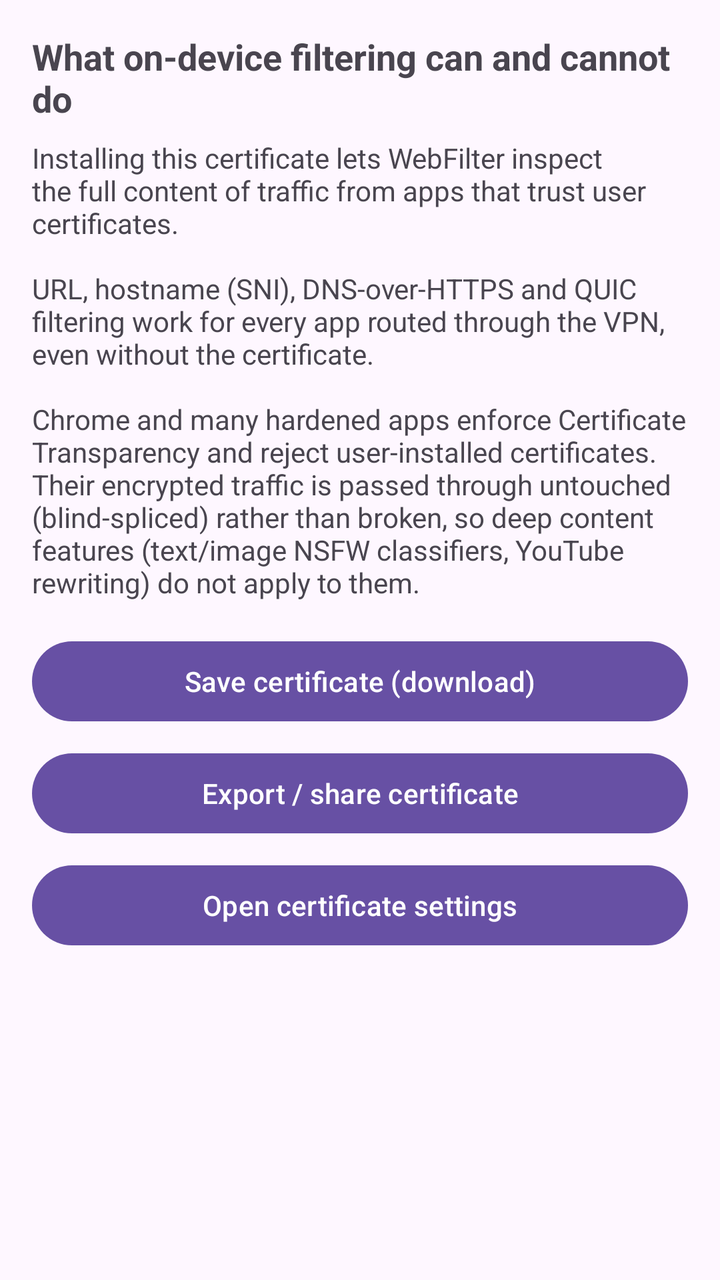
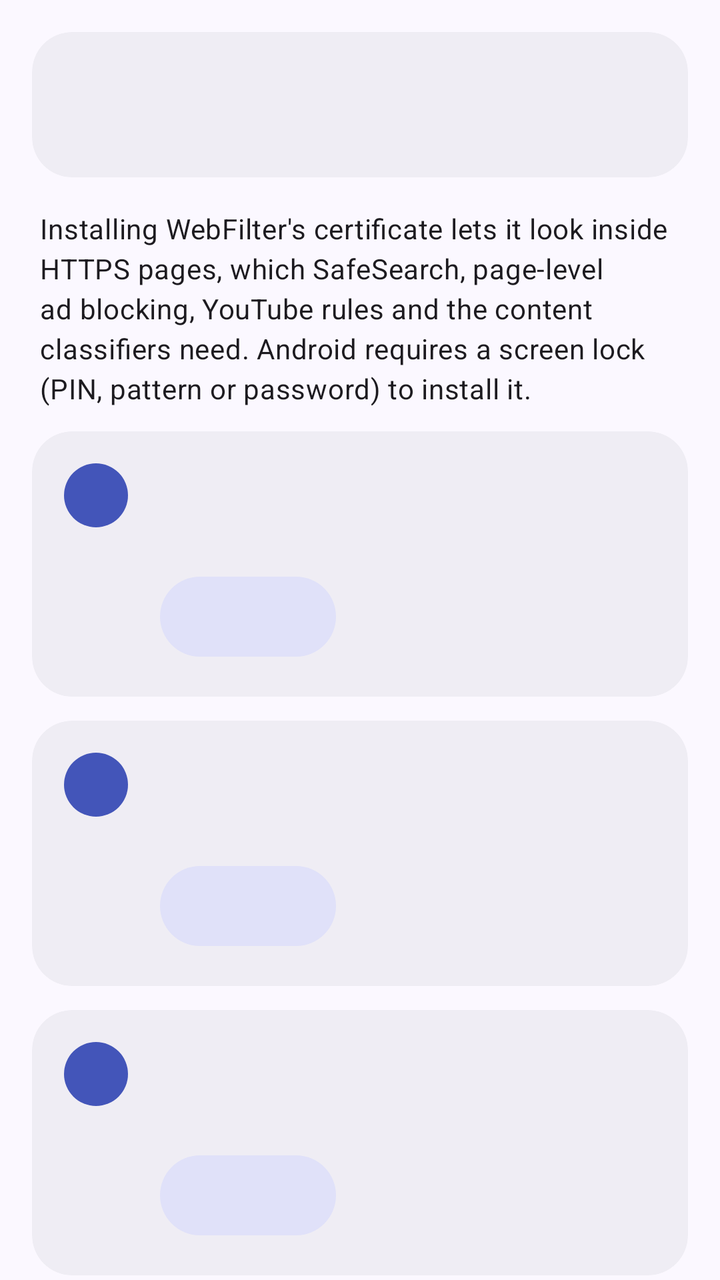

Compare the two renders of this Android layout. The source of the first and the diff that turns it into the second are given below.
<!-- AndroidManifest.xml: application theme Theme.WebFilter -->
<!-- res/layout/activity_ca_install.xml -->
<?xml version="1.0" encoding="utf-8"?>
<ScrollView xmlns:android="http://schemas.android.com/apk/res/android"
    android:layout_width="match_parent"
    android:layout_height="match_parent">

    <LinearLayout
        android:layout_width="match_parent"
        android:layout_height="wrap_content"
        android:orientation="vertical"
        android:padding="16dp">

        <TextView
            android:layout_width="match_parent"
            android:layout_height="wrap_content"
            android:layout_marginBottom="8dp"
            android:text="@string/ca_limits_title"
            android:textStyle="bold"
            android:textSize="18sp" />

        <TextView
            android:layout_width="match_parent"
            android:layout_height="wrap_content"
            android:layout_marginBottom="16dp"
            android:text="@string/ca_limits_body" />

        <Button
            android:id="@+id/saveButton"
            android:layout_width="match_parent"
            android:layout_height="wrap_content"
            android:text="@string/ca_save" />

        <Button
            android:id="@+id/exportButton"
            android:layout_width="match_parent"
            android:layout_height="wrap_content"
            android:layout_marginTop="8dp"
            android:text="@string/ca_export" />

        <Button
            android:id="@+id/settingsButton"
            android:layout_width="match_parent"
            android:layout_height="wrap_content"
            android:layout_marginTop="8dp"
            android:text="@string/ca_open_settings" />
    </LinearLayout>
</ScrollView>
<!-- resources referenced by this layout -->
<resources>
  <string name="ca_export">Export / share certificate</string>
  <string name="ca_open_settings">Open certificate settings</string>
  <string name="ca_save">Save certificate (download)</string>
  <style name="Theme.WebFilter" parent="Theme.Material3.DayNight.NoActionBar">
          <item name="colorPrimary">@color/purple_500</item>
          <item name="colorOnPrimary">@android:color/white</item>
      </style>
  <color name="purple_500">#6750A4</color>
  <!-- unchanged entries left out for length: 2 -->
</resources>

<!-- the commit's change to res/layout/activity_ca_install.xml (unified diff, before → after) -->
@@ -1,5 +1,6 @@
 <?xml version="1.0" encoding="utf-8"?>
-<ScrollView xmlns:android="http://schemas.android.com/apk/res/android"
+<androidx.core.widget.NestedScrollView xmlns:android="http://schemas.android.com/apk/res/android"
+    xmlns:app="http://schemas.android.com/apk/res-auto"
     android:layout_width="match_parent"
     android:layout_height="match_parent">
 
@@ -9,38 +10,195 @@
         android:orientation="vertical"
         android:padding="16dp">
 
+        
+        <com.google.android.material.card.MaterialCardView
+            android:id="@+id/statusCard"
+            android:layout_width="match_parent"
+            android:layout_height="wrap_content"
+            android:layout_marginBottom="16dp">
+
+            <LinearLayout
+                android:layout_width="match_parent"
+                android:layout_height="wrap_content"
+                android:gravity="center_vertical"
+                android:orientation="horizontal"
+                android:padding="16dp">
+
+                <ImageView
+                    android:id="@+id/statusIcon"
+                    android:layout_width="40dp"
+                    android:layout_height="40dp"
+                    android:importantForAccessibility="no" />
+
+                <LinearLayout
+                    android:layout_width="0dp"
+                    android:layout_height="wrap_content"
+                    android:layout_marginStart="16dp"
+                    android:layout_weight="1"
+                    android:orientation="vertical">
+
+                    <TextView
+                        android:id="@+id/statusTitle"
+                        android:layout_width="match_parent"
+                        android:layout_height="wrap_content"
+                        android:textAppearance="?attr/textAppearanceTitleMedium" />
+
+                    <TextView
+                        android:id="@+id/statusBody"
+                        android:layout_width="match_parent"
+                        android:layout_height="wrap_content"
+                        android:textAppearance="?attr/textAppearanceBodyMedium" />
+                </LinearLayout>
+            </LinearLayout>
+        </com.google.android.material.card.MaterialCardView>
+
         <TextView
             android:layout_width="match_parent"
             android:layout_height="wrap_content"
-            android:layout_marginBottom="8dp"
-            android:text="@string/ca_limits_title"
-            android:textStyle="bold"
-            android:textSize="18sp" />
-
-        <TextView
-            android:layout_width="match_parent"
-            android:layout_height="wrap_content"
-            android:layout_marginBottom="16dp"
-            android:text="@string/ca_limits_body" />
+            android:layout_marginBottom="12dp"
+            android:paddingHorizontal="4dp"
+            android:text="@string/ca_intro"
+            android:textAppearance="?attr/textAppearanceBodyMedium" />
+
+        <include
+            android:id="@+id/stepSave"
+            layout="@layout/card_step" />
+
+        <include
+            android:id="@+id/stepInstall"
+            layout="@layout/card_step" />
+
+        <include
+            android:id="@+id/stepVerify"
+            layout="@layout/card_step" />
 
         <Button
-            android:id="@+id/saveButton"
-            android:layout_width="match_parent"
-            android:layout_height="wrap_content"
-            android:text="@string/ca_save" />
-
-        <Button
-            android:id="@+id/exportButton"
-            android:layout_width="match_parent"
-            android:layout_height="wrap_content"
-            android:layout_marginTop="8dp"
-            android:text="@string/ca_export" />
-
-        <Button
-            android:id="@+id/settingsButton"
-            android:layout_width="match_parent"
-            android:layout_height="wrap_content"
-            android:layout_marginTop="8dp"
-            android:text="@string/ca_open_settings" />
+            android:id="@+id/shareButton"
+            style="@style/Widget.Material3.Button.OutlinedButton"
+            android:layout_width="match_parent"
+            android:layout_height="wrap_content"
+            android:text="@string/ca_export"
+            app:icon="@drawable/ic_share" />
+
+        
+        <com.google.android.material.card.MaterialCardView
+            android:layout_width="match_parent"
+            android:layout_height="wrap_content"
+            android:layout_marginTop="16dp">
+
+            <LinearLayout
+                android:layout_width="match_parent"
+                android:layout_height="wrap_content"
+                android:orientation="vertical">
+
+                <LinearLayout
+                    android:id="@+id/limitsHeader"
+                    android:layout_width="match_parent"
+                    android:layout_height="wrap_content"
+                    android:background="?attr/selectableItemBackground"
+                    android:gravity="center_vertical"
+                    android:orientation="horizontal"
+                    android:padding="16dp">
+
+                    <ImageView
+                        android:layout_width="24dp"
+                        android:layout_height="24dp"
+                        android:importantForAccessibility="no"
+                        android:src="@drawable/ic_info" />
+
+                    <TextView
+                        android:layout_width="0dp"
+                        android:layout_height="wrap_content"
+                        android:layout_marginStart="16dp"
+                        android:layout_weight="1"
+                        android:text="@string/ca_limits_title"
+                        android:textAppearance="?attr/textAppearanceTitleSmall" />
+
+                    <ImageView
+                        android:id="@+id/limitsChevron"
+                        android:layout_width="24dp"
+                        android:layout_height="24dp"
+                        android:importantForAccessibility="no"
+                        android:src="@drawable/ic_expand_more" />
+                </LinearLayout>
+
+                <TextView
+                    android:id="@+id/limitsBody"
+                    android:layout_width="match_parent"
+                    android:layout_height="wrap_content"
+                    android:paddingHorizontal="16dp"
+                    android:paddingBottom="16dp"
+                    android:text="@string/ca_limits_body"
+                    android:textAppearance="?attr/textAppearanceBodyMedium"
+                    android:visibility="gone" />
+            </LinearLayout>
+        </com.google.android.material.card.MaterialCardView>
     </LinearLayout>
-</ScrollView>
+</androidx.core.widget.NestedScrollView>
+<!-- res/layout/card_step.xml (included above) -->
+<?xml version="1.0" encoding="utf-8"?>
+<com.google.android.material.card.MaterialCardView xmlns:android="http://schemas.android.com/apk/res/android"
+    xmlns:app="http://schemas.android.com/apk/res-auto"
+    android:layout_width="match_parent"
+    android:layout_height="wrap_content"
+    android:layout_marginBottom="12dp">
+
+    <LinearLayout
+        android:layout_width="match_parent"
+        android:layout_height="wrap_content"
+        android:orientation="horizontal"
+        android:padding="16dp">
+
+        <FrameLayout
+            android:layout_width="32dp"
+            android:layout_height="32dp">
+
+            <TextView
+                android:id="@+id/stepNumber"
+                android:layout_width="match_parent"
+                android:layout_height="match_parent"
+                android:background="@drawable/bg_step_number"
+                android:gravity="center"
+                android:textAppearance="?attr/textAppearanceLabelLarge"
+                android:textColor="?attr/colorOnPrimary" />
+
+            <ImageView
+                android:id="@+id/stepDone"
+                android:layout_width="match_parent"
+                android:layout_height="match_parent"
+                android:importantForAccessibility="no"
+                android:src="@drawable/ic_check_circle"
+                app:tint="@color/status_ok"
+                android:visibility="gone" />
+        </FrameLayout>
+
+        <LinearLayout
+            android:layout_width="0dp"
+            android:layout_height="wrap_content"
+            android:layout_marginStart="16dp"
+            android:layout_weight="1"
+            android:orientation="vertical">
+
+            <TextView
+                android:id="@+id/stepTitle"
+                android:layout_width="match_parent"
+                android:layout_height="wrap_content"
+                android:textAppearance="?attr/textAppearanceTitleMedium" />
+
+            <TextView
+                android:id="@+id/stepBody"
+                android:layout_width="match_parent"
+                android:layout_height="wrap_content"
+                android:layout_marginTop="4dp"
+                android:textAppearance="?attr/textAppearanceBodyMedium"
+                android:textColor="?attr/colorOnSurfaceVariant" />
+
+            <Button
+                android:id="@+id/stepButton"
+                style="@style/Widget.Material3.Button.TonalButton"
+                android:layout_width="wrap_content"
+                android:layout_height="wrap_content"
+                android:layout_marginTop="8dp" />
+        </LinearLayout>
+    </LinearLayout>
+</com.google.android.material.card.MaterialCardView>
<!-- resource entries referenced after the edit -->
@@ -1,13 +1,108 @@
 <!-- resources referenced by this layout -->
 <resources>
-  <string name="ca_export">Export / share certificate</string>
-  <string name="ca_open_settings">Open certificate settings</string>
-  <string name="ca_save">Save certificate (download)</string>
-  <style name="Theme.WebFilter" parent="Theme.Material3.DayNight.NoActionBar">
-          <item name="colorPrimary">@color/purple_500</item>
-          <item name="colorOnPrimary">@android:color/white</item>
+  <color name="status_ok">#2E7D32</color>
+  <!-- drawable bg_step_number (drawable) -->
+  <?xml version="1.0" encoding="utf-8"?>
+  <shape xmlns:android="http://schemas.android.com/apk/res/android" android:shape="oval">
+      <solid android:color="?attr/colorPrimary" />
+  </shape>
+  <!-- drawable ic_check_circle (drawable) -->
+  <?xml version="1.0" encoding="utf-8"?>
+  <vector xmlns:android="http://schemas.android.com/apk/res/android"
+      android:width="24dp"
+      android:height="24dp"
+      android:tint="?attr/colorControlNormal"
+      android:viewportWidth="24"
+      android:viewportHeight="24">
+      <path
+          android:fillColor="@android:color/white"
+          android:pathData="M12,2C6.48,2 2,6.48 2,12s4.48,10 10,10 10,-4.48 10,-10S17.52,2 12,2zM10,17l-5,-5 1.41,-1.41L10,14.17l7.59,-7.59L19,8l-9,9z" />
+  </vector>
+  <!-- drawable ic_expand_more (drawable) -->
+  <?xml version="1.0" encoding="utf-8"?>
+  <vector xmlns:android="http://schemas.android.com/apk/res/android"
+      android:width="24dp"
+      android:height="24dp"
+      android:tint="?attr/colorControlNormal"
+      android:viewportWidth="24"
+      android:viewportHeight="24">
+      <path
+          android:fillColor="@android:color/white"
+          android:pathData="M16.59,8.59L12,13.17 7.41,8.59 6,10l6,6 6,-6z" />
+  </vector>
+  <!-- drawable ic_info (drawable) -->
+  <?xml version="1.0" encoding="utf-8"?>
+  <vector xmlns:android="http://schemas.android.com/apk/res/android"
+      android:width="24dp"
+      android:height="24dp"
+      android:tint="?attr/colorControlNormal"
+      android:viewportWidth="24"
+      android:viewportHeight="24">
+      <path
+          android:fillColor="@android:color/white"
+          android:pathData="M12,2C6.48,2 2,6.48 2,12s4.48,10 10,10 10,-4.48 10,-10S17.52,2 12,2zM13,17h-2v-6h2v6zM13,9h-2L11,7h2v2z" />
+  </vector>
+  <!-- drawable ic_share (drawable) -->
+  <?xml version="1.0" encoding="utf-8"?>
+  <vector xmlns:android="http://schemas.android.com/apk/res/android"
+      android:width="24dp"
+      android:height="24dp"
+      android:tint="?attr/colorControlNormal"
+      android:viewportWidth="24"
+      android:viewportHeight="24">
+      <path
+          android:fillColor="@android:color/white"
+          android:pathData="M18,16.08c-0.76,0 -1.44,0.3 -1.96,0.77L8.91,12.7c0.05,-0.23 0.09,-0.46 0.09,-0.7s-0.04,-0.47 -0.09,-0.7l7.05,-4.11c0.54,0.5 1.25,0.81 2.04,0.81 1.66,0 3,-1.34 3,-3s-1.34,-3 -3,-3 -3,1.34 -3,3c0,0.24 0.04,0.47 0.09,0.7L8.04,9.81C7.5,9.31 6.79,9 6,9c-1.66,0 -3,1.34 -3,3s1.34,3 3,3c0.79,0 1.5,-0.31 2.04,-0.81l7.12,4.16c-0.05,0.21 -0.08,0.43 -0.08,0.65 0,1.61 1.31,2.92 2.92,2.92 1.61,0 2.92,-1.31 2.92,-2.92s-1.31,-2.92 -2.92,-2.92z" />
+  </vector>
+  <string name="ca_export">Share certificate</string>
+  <string name="ca_intro">Installing WebFilter\'s certificate lets it look inside HTTPS pages, which SafeSearch, page-level ad blocking, YouTube rules and the content classifiers need. Android requires a screen lock (PIN, pattern or password) to install it.</string>
+  <style name="Theme.WebFilter" parent="Theme.Material3.DayNight">
+          <item name="colorPrimary">@color/md_primary</item>
+          <item name="colorOnPrimary">@color/md_on_primary</item>
+          <item name="colorPrimaryContainer">@color/md_primary_container</item>
+          <item name="colorOnPrimaryContainer">@color/md_on_primary_container</item>
+          <item name="colorSecondary">@color/md_secondary</item>
+          <item name="colorOnSecondary">@color/md_on_secondary</item>
+          <item name="colorSecondaryContainer">@color/md_secondary_container</item>
+          <item name="colorOnSecondaryContainer">@color/md_on_secondary_container</item>
+          <item name="android:colorBackground">@color/md_background</item>
+          <item name="colorSurface">@color/md_surface</item>
+          <item name="colorOnSurface">@color/md_on_surface</item>
+          <item name="colorSurfaceVariant">@color/md_surface_variant</item>
+          <item name="colorOnSurfaceVariant">@color/md_on_surface_variant</item>
+          <item name="colorSurfaceContainerLow">@color/md_surface_container_low</item>
+          <item name="colorSurfaceContainer">@color/md_surface_container</item>
+          <item name="colorSurfaceContainerHigh">@color/md_surface_container_high</item>
+          <item name="colorOutline">@color/md_outline</item>
+          <item name="colorOutlineVariant">@color/md_outline_variant</item>
+          <item name="materialCardViewStyle">@style/Widget.WebFilter.Card</item>
+          <item name="switchPreferenceCompatStyle">@style/Preference.WebFilter.Switch</item>
       </style>
-  <color name="purple_500">#6750A4</color>
+  <color name="md_primary">#4355B9</color>
+  <color name="md_on_primary">#FFFFFF</color>
+  <color name="md_primary_container">#DEE0FF</color>
+  <color name="md_on_primary_container">#00105C</color>
+  <color name="md_secondary">#5B5D72</color>
+  <color name="md_on_secondary">#FFFFFF</color>
+  <color name="md_secondary_container">#E0E1F9</color>
+  <color name="md_on_secondary_container">#181A2C</color>
+  <color name="md_background">#FBF8FF</color>
+  <color name="md_surface">#FBF8FF</color>
+  <color name="md_on_surface">#1B1B21</color>
+  <color name="md_surface_variant">#E3E1EC</color>
+  <color name="md_on_surface_variant">#46464F</color>
+  <color name="md_surface_container_low">#F5F2FA</color>
+  <color name="md_surface_container">#EFEDF4</color>
+  <color name="md_surface_container_high">#E9E7EF</color>
+  <color name="md_outline">#767680</color>
+  <color name="md_outline_variant">#C7C5D0</color>
+  <style name="Widget.WebFilter.Card" parent="Widget.Material3.CardView.Filled">
+          <item name="cardBackgroundColor">?attr/colorSurfaceContainer</item>
+          <item name="cardCornerRadius">20dp</item>
+      </style>
+  <style name="Preference.WebFilter.Switch" parent="@style/Preference.SwitchPreferenceCompat.Material">
+          <item name="android:widgetLayout">@layout/preference_widget_material_switch</item>
+      </style>
   <!-- unchanged entries left out for length: 2 -->
 </resources>
 
